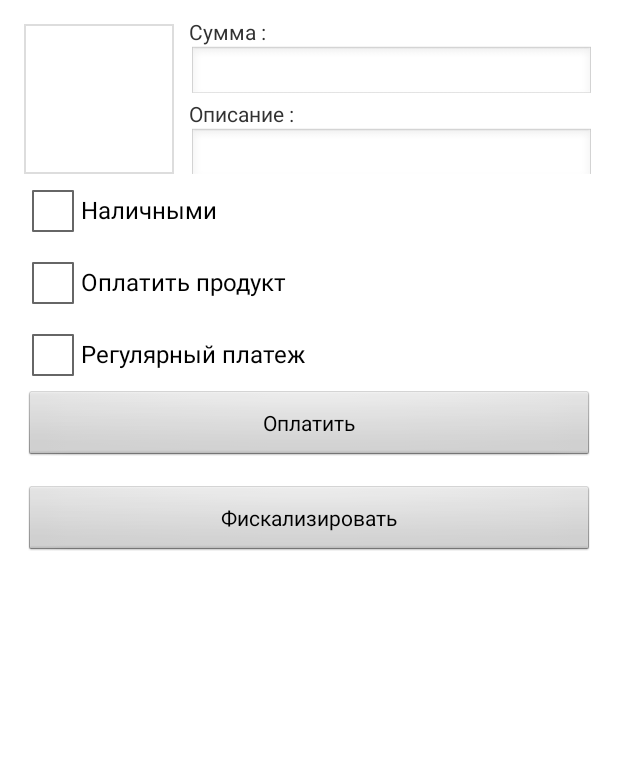
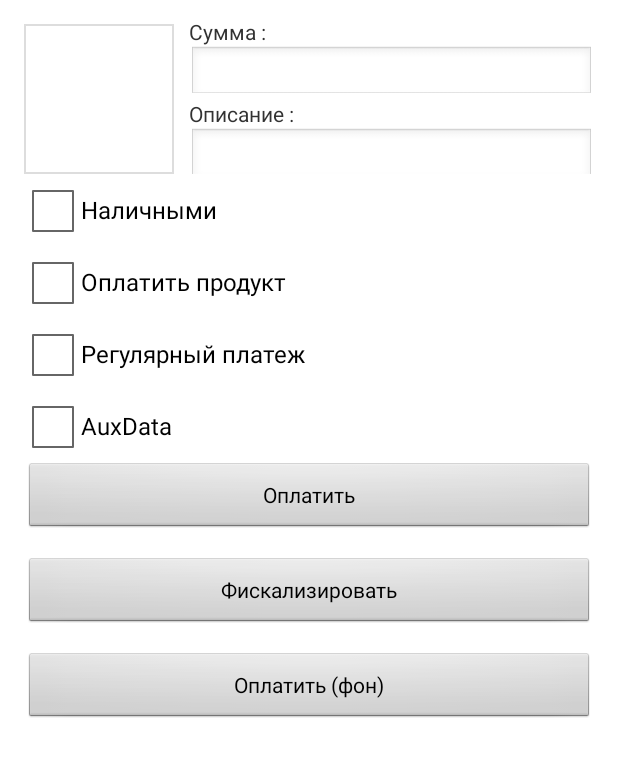
Before and after one commit to iboxpro/android.sdk, an Android app: the screen it shows after launch (MainActivity), on a phone screen of 412 x 824 dp. Shown: the top 757 px of the screen. Run offline under Robolectric (Android 15) with nearby library versions, the phone set to English and light mode, and no system bars; 4 statements that could not run were skipped.

```diff
--- a/ibox.pro.sdk.external.example/src/main/res/layout/fragment_payment.xml
+++ b/ibox.pro.sdk.external.example/src/main/res/layout/fragment_payment.xml
@@ -128,7 +128,16 @@
 	        android:text="@string/payment_cb_regular"
 	        />
 
-	    <LinearLayout
+        <CheckBox
+            android:id="@+id/payment_cb_auxdata"
+            android:layout_height="wrap_content"
+            android:layout_width="wrap_content"
+            android:checked="false"
+            android:textSize="16sp"
+            android:text="@string/payment_cb_auxdata"
+            />
+
+        <LinearLayout
 	        android:id="@+id/payment_ll_regular"
 	        android:layout_height="wrap_content"
 	        android:layout_width="match_parent"
@@ -344,7 +353,15 @@
 			android:id="@+id/payment_btn_fiscal"
 			android:layout_height="wrap_content"
 			android:layout_width="match_parent"
+			android:layout_marginBottom="15dp"
 			android:text="@string/payment_btn_fiscal"
+			/>
+
+		<Button
+			android:id="@+id/payment_btn_pay_background"
+			android:layout_height="wrap_content"
+			android:layout_width="match_parent"
+			android:text="@string/payment_btn_pay_background"
 			/>
 	</LinearLayout>
 </ScrollView>
```
Also changed, not shown: ibox.pro.sdk.external.example/build.gradle (+19 -1 lines), 3 other files.
